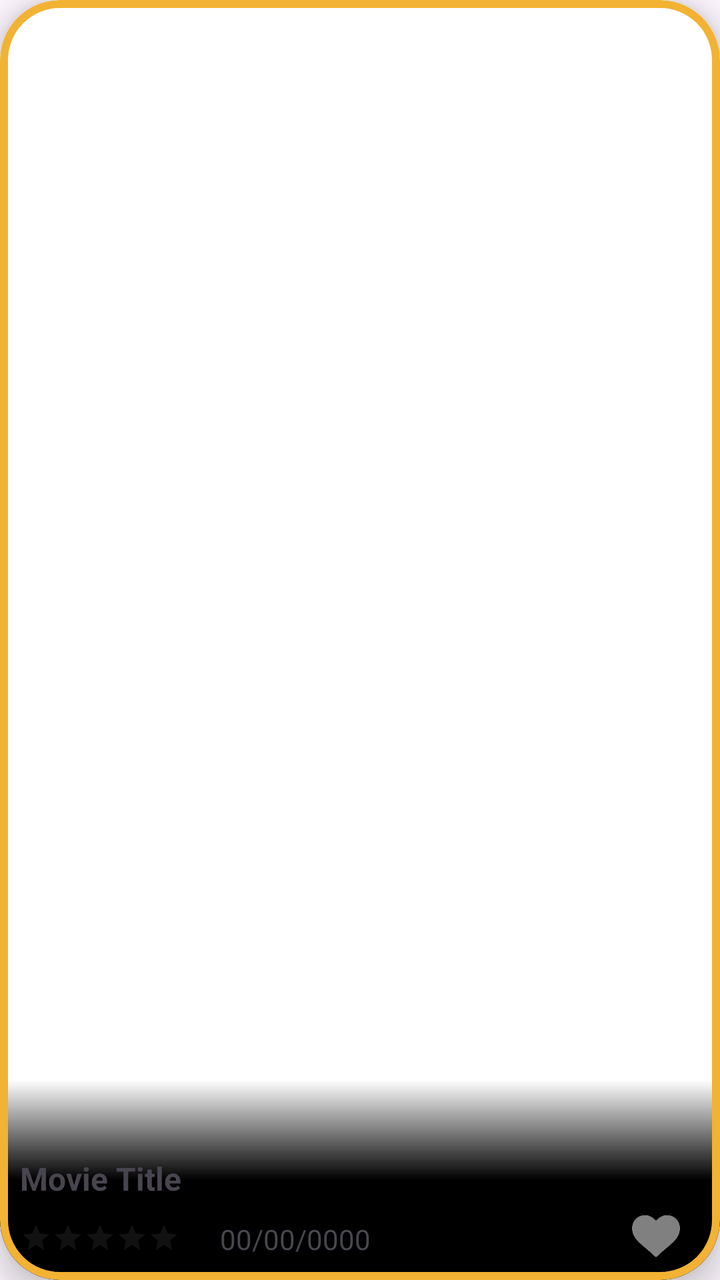
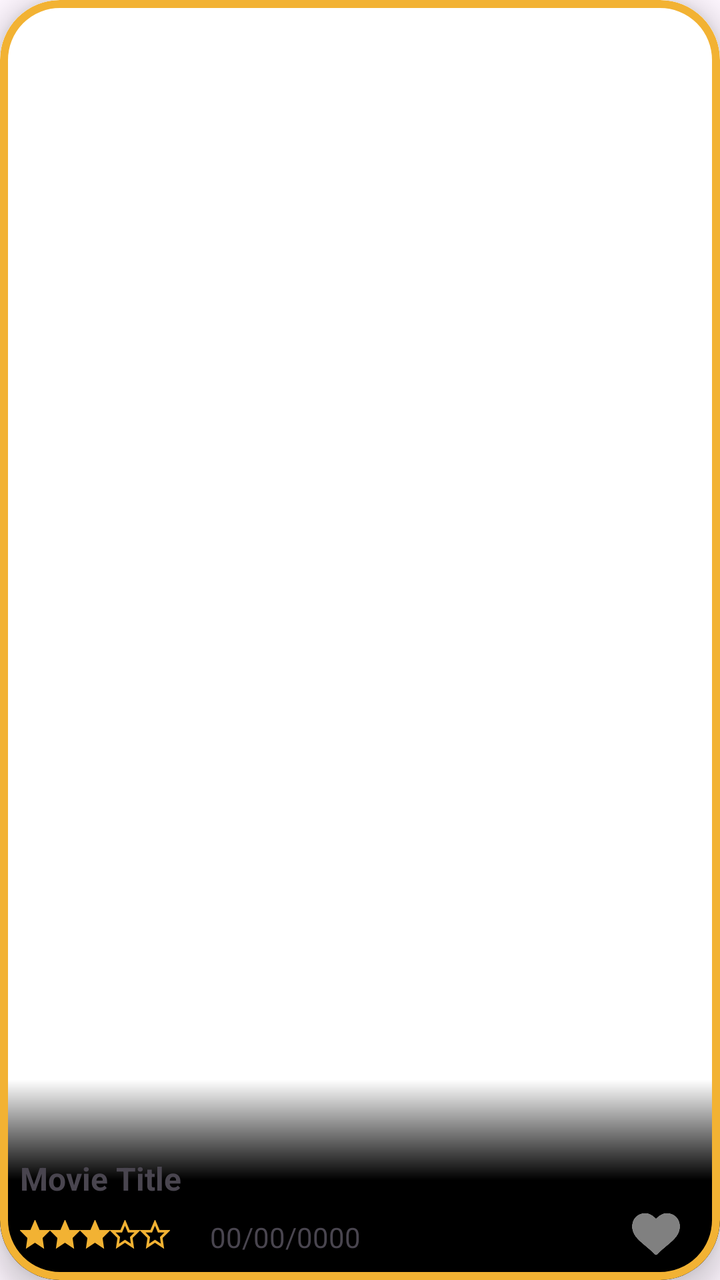

Screens rendered from an Android XML layout before and after an edit, with the pre-edit source and the edit as a unified diff.
<!-- AndroidManifest.xml: application theme Theme.MoviesApp -->
<!-- res/layout/item_movie.xml -->
<?xml version="1.0" encoding="utf-8"?>
<com.google.android.material.card.MaterialCardView
    xmlns:android="http://schemas.android.com/apk/res/android"
    xmlns:app="http://schemas.android.com/apk/res-auto"
    xmlns:tools="http://schemas.android.com/tools"
    android:layout_width="match_parent"
    android:layout_height="200dp"
    android:layout_margin="16dp"
    app:cardCornerRadius="30dp"
    app:cardElevation="8dp"
    app:strokeColor="#F2B233"
    app:strokeWidth="4dp"
    android:background="@color/white">



    <androidx.constraintlayout.widget.ConstraintLayout
        android:layout_width="match_parent"
        android:layout_height="match_parent"
        >


        <ImageView
            android:id="@+id/moviePoster"
            android:layout_width="0dp"
            android:layout_height="0dp"
            android:background="@color/white"
            android:scaleType="centerCrop"
            app:layout_constraintTop_toTopOf="parent"
            app:layout_constraintBottom_toBottomOf="parent"
            app:layout_constraintStart_toStartOf="parent"
            app:layout_constraintEnd_toEndOf="parent" />

        <View
            android:id="@+id/gradient"
            android:layout_width="0dp"
            android:layout_height="100dp"
            android:background="@drawable/bottom_gradient"
            app:layout_constraintBottom_toBottomOf="parent"
            app:layout_constraintStart_toStartOf="parent"
            app:layout_constraintEnd_toEndOf="parent"/>

        <TextView
            android:id="@+id/movieTitle"
            android:layout_width="0dp"
            android:layout_height="wrap_content"
            android:layout_marginStart="10dp"
            android:layout_marginTop="8dp"
            android:layout_marginBottom="40dp"
            android:text="Movie Title"
            android:textSize="16sp"
            android:textStyle="bold"
            app:layout_constraintBottom_toBottomOf="parent"
            app:layout_constraintStart_toStartOf="parent" />

        <RatingBar
            android:id="@+id/movieRating"
            style="@style/Widget.AppCompat.RatingBar.Small"
            android:layout_width="wrap_content"
            android:layout_height="wrap_content"
            android:layout_marginTop="8dp"
            android:layout_marginBottom="10dp"
            android:numStars="5"

            android:stepSize="1"
            android:progressTint="#FFD54F"
            android:progressBackgroundTint="#444444"
            app:layout_constraintBottom_toBottomOf="parent"
            app:layout_constraintStart_toStartOf="@id/movieTitle"
            app:layout_constraintTop_toBottomOf="@id/movieTitle" />

















        <TextView
            android:id="@+id/releaseDate"
            android:layout_width="150dp"
            android:layout_height="20dp"
            android:layout_marginBottom="10dp"
            android:layout_marginStart="20dp"
            android:text="00/00/0000"
            app:layout_constraintBottom_toBottomOf="parent"
            app:layout_constraintStart_toEndOf="@id/movieRating" />

        <ImageView
            android:id="@+id/favoriteIcon"
            android:layout_width="24dp"
            android:layout_height="24dp"
            android:layout_marginEnd="20dp"
            android:layout_marginBottom="10dp"
            android:src="@drawable/ic_favorite_unselect"
            app:layout_constraintBottom_toBottomOf="parent"
            app:layout_constraintEnd_toEndOf="parent" />
    </androidx.constraintlayout.widget.ConstraintLayout>


</com.google.android.material.card.MaterialCardView>
<!-- resources referenced by this layout -->
<resources>
  <color name="white">#FFFFFFFF</color>
  <!-- drawable bottom_gradient (drawable) -->
  <?xml version="1.0" encoding="utf-8"?>
  <shape xmlns:android="http://schemas.android.com/apk/res/android">
  <gradient
      android:startColor="#000000"
      android:centerColor="#000000"
      android:endColor="#00000000"
      android:angle="90"
      />
  </shape>
  <!-- drawable ic_favorite_unselect: png bitmap (drawable, 4915 bytes) -->
  <style name="Theme.MoviesApp" parent="Base.Theme.MoviesApp" />
  <style name="Base.Theme.MoviesApp" parent="Theme.Material3.DayNight.NoActionBar">
          
          
  
          
          <item name="android:statusBarColor">@android:color/transparent</item>
          <item name="android:windowLightStatusBar">true</item>
      </style>
</resources>

<!-- the commit's change to res/layout/item_movie.xml (unified diff, before → after) -->
@@ -53,21 +53,6 @@
             app:layout_constraintBottom_toBottomOf="parent"
             app:layout_constraintStart_toStartOf="parent" />
 
-        <RatingBar
-            android:id="@+id/movieRating"
-            style="@style/Widget.AppCompat.RatingBar.Small"
-            android:layout_width="wrap_content"
-            android:layout_height="wrap_content"
-            android:layout_marginTop="8dp"
-            android:layout_marginBottom="10dp"
-            android:numStars="5"
-
-            android:stepSize="1"
-            android:progressTint="#FFD54F"
-            android:progressBackgroundTint="#444444"
-            app:layout_constraintBottom_toBottomOf="parent"
-            app:layout_constraintStart_toStartOf="@id/movieTitle"
-            app:layout_constraintTop_toBottomOf="@id/movieTitle" />
 
 
 
@@ -85,22 +70,51 @@
 
 
 
+
+
+
+
+
+
+
+
+
+
+        <LinearLayout
+            android:id="@+id/movieRating"
+            android:orientation="horizontal"
+            android:layout_width="0dp"
+            android:layout_height="wrap_content"
+
+            android:layout_marginTop="10dp"
+            android:layout_marginBottom="10dp"
+            app:layout_constraintStart_toStartOf="@id/movieTitle"
+            app:layout_constraintTop_toBottomOf="@id/movieTitle" >
+
+            <ImageView android:id="@+id/star1" android:layout_width="15dp" android:layout_height="15dp" android:src="@drawable/star_full"/>
+            <ImageView android:id="@+id/star2" android:layout_width="15dp" android:layout_height="15dp" android:src="@drawable/star_full"/>
+            <ImageView android:id="@+id/star3" android:layout_width="15dp" android:layout_height="15dp" android:src="@drawable/star_full"/>
+            <ImageView android:id="@+id/star4" android:layout_width="15dp" android:layout_height="15dp" android:src="@drawable/star_empty"/>
+            <ImageView android:id="@+id/star5" android:layout_width="15dp" android:layout_height="15dp" android:src="@drawable/star_empty"/>
+        </LinearLayout>
+
         <TextView
             android:id="@+id/releaseDate"
-            android:layout_width="150dp"
-            android:layout_height="20dp"
-            android:layout_marginBottom="10dp"
+            android:layout_width="wrap_content"
+            android:layout_height="wrap_content"
+            android:layout_marginBottom="12dp"
             android:layout_marginStart="20dp"
             android:text="00/00/0000"
             app:layout_constraintBottom_toBottomOf="parent"
-            app:layout_constraintStart_toEndOf="@id/movieRating" />
+            app:layout_constraintStart_toEndOf="@id/movieRating"
+            />
 
         <ImageView
             android:id="@+id/favoriteIcon"
             android:layout_width="24dp"
             android:layout_height="24dp"
             android:layout_marginEnd="20dp"
-            android:layout_marginBottom="10dp"
+            android:layout_marginBottom="11dp"
             android:src="@drawable/ic_favorite_unselect"
             app:layout_constraintBottom_toBottomOf="parent"
             app:layout_constraintEnd_toEndOf="parent" />
<!-- resource entries referenced after the edit -->
@@ -12,7 +12,32 @@
       />
   </shape>
   <!-- drawable ic_favorite_unselect: png bitmap (drawable, 4915 bytes) -->
+  <!-- drawable star_empty (drawable) -->
+  <vector xmlns:android="http://schemas.android.com/apk/res/android"
+      android:width="24dp"
+      android:height="24dp"
+      android:viewportWidth="24"
+      android:viewportHeight="24">
+      <path
+          android:fillColor="@android:color/transparent"
+          android:strokeColor="@color/orangish"
+          android:strokeWidth="2"
+          android:pathData="M12,2 L15,9 H22 L17,14 L18,21 L12,17 L6,21 L7,14 L2,9 H9 Z"/>
+  </vector>
+  <!-- drawable star_full (drawable) -->
+  <vector xmlns:android="http://schemas.android.com/apk/res/android"
+      android:width="24dp"
+      android:height="24dp"
+      android:viewportWidth="24"
+      android:viewportHeight="24">
+      <path
+          android:fillColor="@color/orangish"
+          android:strokeColor="@color/orangish"
+          android:strokeWidth="2"
+          android:pathData="M12,2 L15,9 H22 L17,14 L18,21 L12,17 L6,21 L7,14 L2,9 H9 Z"/>
+  </vector>
   <style name="Theme.MoviesApp" parent="Base.Theme.MoviesApp" />
+  <color name="orangish">#F2B233</color>
   <style name="Base.Theme.MoviesApp" parent="Theme.Material3.DayNight.NoActionBar">
           
           
